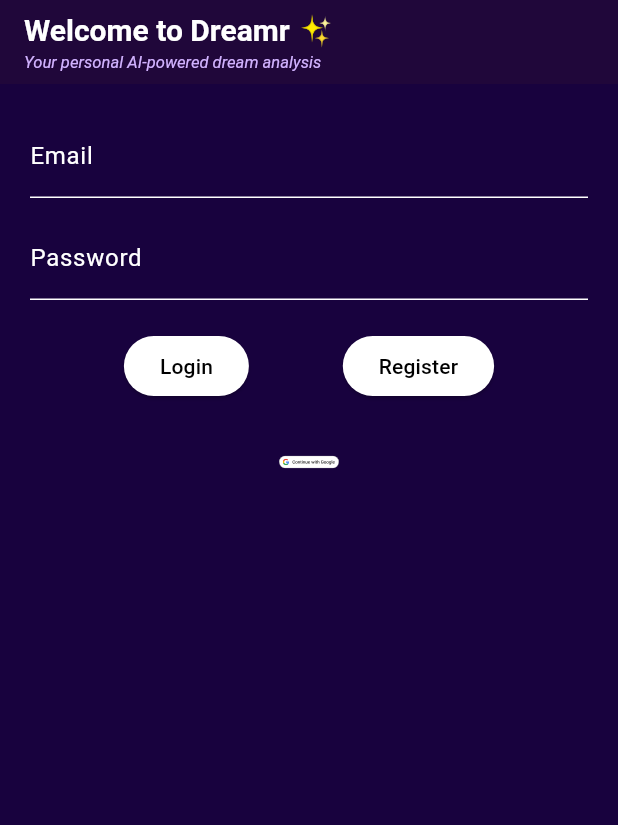
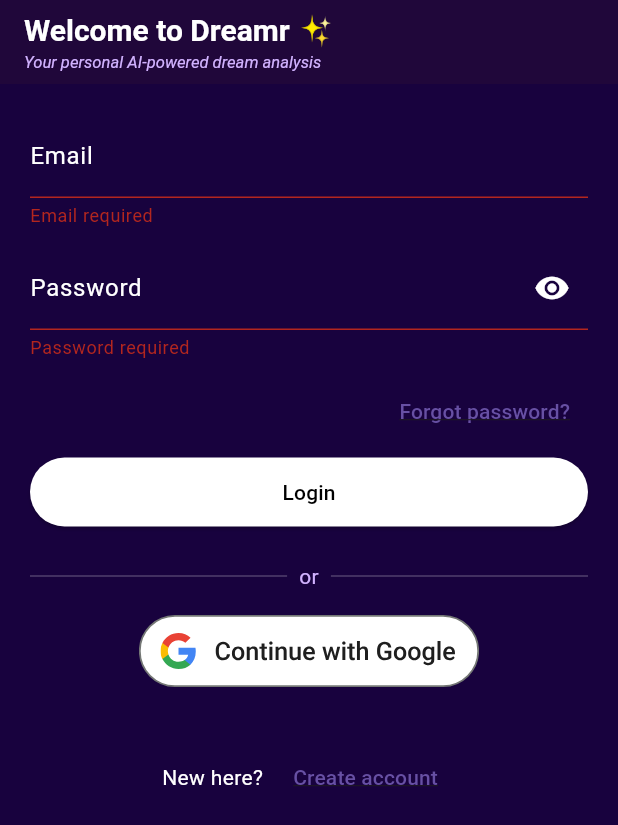
Before and after one commit to mikekuriger/dart-dreamr, a Flutter app: the screen it shows after launch, after a tap on "Login", on a phone screen of 412 x 824 dp. Shown: the top 825 px of the screen. Run offline on Flutter 3.47's test engine with Material 3 defaults, Android fonts, the phone set to English and light mode, and no system bars; our stand-ins replace cached_network_image, cookie_jar, dio, dio_cookie_manager, flutter_markdown, flutter_secure_storage and 6 more; accounts and stored records are empty.

Commit message:
redid login screen

```diff
--- a/dreamr/lib/screens/login_screen.dart
+++ b/dreamr/lib/screens/login_screen.dart
@@ -1,15 +1,14 @@
 // screens/login_screen.dart
+import 'package:flutter/material.dart';
+import 'package:flutter_svg/flutter_svg.dart';
+import 'package:shared_preferences/shared_preferences.dart';
+import 'package:flutter_secure_storage/flutter_secure_storage.dart';
+
 import 'package:dreamr/widgets/main_scaffold.dart';
-import 'package:flutter/material.dart';
 import 'package:dreamr/services/api_service.dart';
 import 'package:dreamr/theme/colors.dart';
-import 'package:flutter_secure_storage/flutter_secure_storage.dart';
 import 'package:google_sign_in/google_sign_in.dart';
-import 'package:flutter_svg/flutter_svg.dart';
-import 'package:shared_preferences/shared_preferences.dart';
 import 'package:dreamr/constants.dart';
-
-
 class LoginScreen extends StatefulWidget {
   const LoginScreen({super.key});
 
@@ -18,142 +17,187 @@ class LoginScreen extends StatefulWidget {
 }
 
 class _LoginScreenState extends State<LoginScreen> {
-  final TextEditingController _emailController = TextEditingController();
-  final TextEditingController _passwordController = TextEditingController();
-  // ignore: unused_field
-  String _errorMessage = '';
+  // --- controllers / state ---
+  final _formKey = GlobalKey<FormState>();
+  final _emailCtl = TextEditingController();
+  final _pwCtl = TextEditingController();
+  final _secure = const FlutterSecureStorage();
+
   bool _loading = false;
+  bool _obscure = true;
+  String? _error;
 
+  // Google sign-in
   final GoogleSignIn _googleSignIn = GoogleSignIn(
     scopes: ['email', 'profile'],
     serverClientId: kWebClientId,
   );
 
-
-  Future<void> _handleGoogleLogin() async {
-  try {
-    debugPrint('GS: starting signIn');
-    final account = await _googleSignIn.signIn();
-    if (account == null) {
-      debugPrint('GS: cancelled by user');
-      setState(() => _errorMessage = "Login cancelled");
-      return;
-    }
-    debugPrint('GS: account=${account.email}');
-
-    final auth = await account.authentication;
-    final hasIdToken = auth.idToken != null && auth.idToken!.isNotEmpty;
-    debugPrint('GS: idToken? $hasIdToken');
-
-    if (!hasIdToken) {
-      setState(() => _errorMessage = "Google authentication failed (no token)");
-      return;
+  @override
+  void dispose() {
+    _emailCtl.dispose();
+    _pwCtl.dispose();
+    super.dispose();
   }
 
-    // Call your backend
+  // ===== Email login =====
+  Future<void> _handleEmailLogin() async {
+    if (_loading) return;
+    final ok = _formKey.currentState?.validate() ?? false;
+    if (!ok) return;
+
+    setState(() {
+      _loading = true;
+      _error = null;
+    });
+
     try {
-      debugPrint('GS: calling backend /api/google_login');
-      await ApiService.googleLogin(auth.idToken!);
-      debugPrint('GS: backend OK');
-    } catch (e) {
-      debugPrint('GS: backend FAIL $e');
-      setState(() => _errorMessage = "Backend login failed");
-      return;
+      final email = _emailCtl.text.trim();
+      final password = _pwCtl.text;
+
+      final user = await ApiService.login(email, password);
+
+      await _secure.write(key: 'login_method', value: 'password');
+      await _secure.write(key: 'email', value: email);
+      await _secure.write(key: 'password', value: password);
+
+      final prefs = await SharedPreferences.getInstance();
+      await prefs.setBool('loggedIn', true);
+      if (user['id'] is int) {
+        await prefs.setInt('userId', user['id']);
       }
-
-    // Persist login method (your existing code)
-    final storage = FlutterSecureStorage();
-    await storage.write(key: 'login_method', value: 'google');
 
       if (!mounted) return;
       Navigator.pushReplacement(
         context,
-      MaterialPageRoute(builder: (context) => const MainScaffold(initialIndex: 1)),
+        MaterialPageRoute(builder: (_) => const MainScaffold(initialIndex: 1)),
       );
     } catch (e) {
-    debugPrint('GS: unexpected error $e');
+      final msg = e.toString().replaceFirst('Exception: ', '');
+      setState(() => _error = msg);
       if (mounted) {
-      setState(() => _errorMessage = "Google login failed");
+        ScaffoldMessenger.of(context).showSnackBar(
+          SnackBar(content: Text(msg), behavior: SnackBarBehavior.floating),
+        );
       }
+    } finally {
+      if (mounted) setState(() => _loading = false);
     }
   }
 
-
-  Future<void> _handleLogin() async {
-    final email = _emailController.text.trim();
-    final password = _passwordController.text;
-
+  // ===== Google login =====
+  Future<void> _handleGoogleLogin() async {
+    if (_loading) return;
     setState(() {
       _loading = true;
-      _errorMessage = '';
+      _error = null;
     });
 
     try {
-      final user = await ApiService.login(email, password);
+      final account = await _googleSignIn.signIn();
+      if (account == null) {
+        setState(() => _error = 'Google sign-in cancelled');
+        return;
+      }
+      final auth = await account.authentication;
+      final token = auth.idToken;
+      if (token == null || token.isEmpty) {
+        setState(() => _error = 'Google authentication failed (no token)');
+        return;
+      }
 
-      // 🔐 Save session state to SharedPreferences
-      final prefs = await SharedPreferences.getInstance();
-      await prefs.setBool('loggedIn', true);
-      await prefs.setInt('userId', user['id']);
+      await ApiService.googleLogin(token);
+
+      await _secure.write(key: 'login_method', value: 'google');
+      // optional: clear any old email/password so you don't accidentally try both paths later
+      await _secure.delete(key: 'email');
+      await _secure.delete(key: 'password');
+
 
       if (!mounted) return;
       Navigator.pushReplacement(
         context,
-        MaterialPageRoute(builder: (context) => const MainScaffold(initialIndex: 1)),
+        MaterialPageRoute(builder: (_) => const MainScaffold(initialIndex: 1)),
       );
     } catch (e) {
-      setState(() {
-        _errorMessage = "Invalid login";
-      });
+      final msg = e.toString().replaceFirst('Exception: ', '');
+      setState(() => _error = msg.isEmpty ? 'Google login failed' : msg);
     } finally {
-      if (mounted) {
-        setState(() {
-          _loading = false;
-        });
+      if (mounted) setState(() => _loading = false);
     }
   }
+
+  // ===== Validators =====
+  String? _validateEmail(String? v) {
+    final s = v?.trim() ?? '';
+    if (s.isEmpty) return 'Email required';
+    if (!RegExp(r'^[^@]+@[^@]+\.[^@]+$').hasMatch(s)) return 'Invalid email';
+    return null;
+  }
+
+  String? _validatePassword(String? v) {
+    if ((v ?? '').isEmpty) return 'Password required';
+    return null;
   }
 
   @override
   Widget build(BuildContext context) {
+    final subtle = const Color(0xFFD1B2FF);
+
     return Scaffold(
       appBar: AppBar(
-        backgroundColor: AppColors.purple950, // use your darkest shade
+        backgroundColor: AppColors.purple950,
         elevation: 4,
         title: Column(
           crossAxisAlignment: CrossAxisAlignment.start,
           children: const [
             Text(
               "Welcome to Dreamr ✨",
-              style: TextStyle(
-                fontSize: 20,
-                fontWeight: FontWeight.bold,
-                color: Colors.white,
-              ),
+              style: TextStyle(fontSize: 20, fontWeight: FontWeight.bold, color: Colors.white),
             ),
             SizedBox(height: 2),
             Text(
               "Your personal AI-powered dream analysis",
-              style: TextStyle(
-                fontSize: 11,
-                fontStyle: FontStyle.italic,
-                color: Color(0xFFD1B2FF), // soft lavender/purple for subtext
-              ),
+              style: TextStyle(fontSize: 11, fontStyle: FontStyle.italic, color: Color(0xFFD1B2FF)),
             ),
           ],
         ),
       ),
+      body: SafeArea(
+        child: GestureDetector(
+          onTap: () => FocusScope.of(context).unfocus(),
+          child: ListView(
+            padding: const EdgeInsets.all(20),
+            children: [
+              if (_error != null)
+                Container(
+                  padding: const EdgeInsets.all(12),
+                  margin: const EdgeInsets.only(bottom: 12),
+                  decoration: BoxDecoration(
+                    color: Colors.red.withOpacity(0.15),
+                    border: Border.all(color: Colors.red.withOpacity(0.35)),
+                    borderRadius: BorderRadius.circular(8),
+                  ),
+                  child: Text(
+                    _error!,
+                    style: const TextStyle(color: Colors.red, fontWeight: FontWeight.w600),
+                  ),
+                ),
 
-      body: Padding(
-        padding: const EdgeInsets.all(20),
+              // ===== Login form (prominent) =====
+              Form(
+                key: _formKey,
                 child: Column(
                   children: [
-            TextField(
-              controller: _emailController,
+                    TextFormField(
+                      controller: _emailCtl,
+                      keyboardType: TextInputType.emailAddress,
+                      textInputAction: TextInputAction.next,
                       style: const TextStyle(color: Colors.white),
+                      validator: _validateEmail,
                       decoration: const InputDecoration(
-                labelText: "Email",
-                labelStyle: TextStyle(color: Colors.white), // Label
+                        labelText: 'Email',
+                        labelStyle: TextStyle(color: Colors.white),
                         enabledBorder: UnderlineInputBorder(
                           borderSide: BorderSide(color: Colors.white),
                         ),
@@ -163,75 +207,128 @@ class _LoginScreenState extends State<LoginScreen> {
                       ),
                     ),
                     const SizedBox(height: 12),
-            TextField(
-              controller: _passwordController,
+                    TextFormField(
+                      controller: _pwCtl,
+                      obscureText: _obscure,
+                      textInputAction: TextInputAction.done,
+                      onFieldSubmitted: (_) => _handleEmailLogin(),
                       style: const TextStyle(color: Colors.white),
-              decoration: const InputDecoration(
-                labelText: "Password",
-                labelStyle: TextStyle(color: Colors.white), // Label
-                enabledBorder: UnderlineInputBorder(
+                      validator: _validatePassword,
+                      decoration: InputDecoration(
+                        labelText: 'Password',
+                        labelStyle: const TextStyle(color: Colors.white),
+                        enabledBorder: const UnderlineInputBorder(
                           borderSide: BorderSide(color: Colors.white),
                         ),
-                focusedBorder: UnderlineInputBorder(
+                        focusedBorder: const UnderlineInputBorder(
                           borderSide: BorderSide(color: Colors.white),
                         ),
+                        suffixIcon: IconButton(
+                          onPressed: () => setState(() => _obscure = !_obscure),
+                          icon: Icon(_obscure ? Icons.visibility : Icons.visibility_off, color: Colors.white),
+                          tooltip: _obscure ? 'Show password' : 'Hide password',
                         ),
-              obscureText: true,
                       ),
-            const SizedBox(height: 20),
-
-    // login button
-            // ElevatedButton(
-            //   onPressed: _loading ? null : _handleLogin,
-            //   child: _loading
-            //       ? const CircularProgressIndicator()
-            //       : const Text("Login"),
-            // ),
-
-            Row(
-              mainAxisAlignment: MainAxisAlignment.spaceEvenly,
-              children: [
-                ElevatedButton(
-                  style: ElevatedButton.styleFrom(
-                    foregroundColor: Colors.black, // 🟢 text/icon color
-                    backgroundColor: Colors.white, // optional, in case you want white button
                     ),
-                  onPressed: _loading ? null : _handleLogin,
-                  child: _loading
-                      ? const SizedBox(
-                          width: 20,
-                          height: 20,
-                          child: CircularProgressIndicator(strokeWidth: 2),
-                        )
-                      : const Text("Login"),
+                    const SizedBox(height: 10),
+                    Align(
+                      alignment: Alignment.centerRight,
+                      child: TextButton(
+                        onPressed: _loading ? null : () => Navigator.pushNamed(context, '/forgot-password'),
+                        child: const Text(
+                          'Forgot password?',
+                          style: TextStyle(decoration: TextDecoration.underline),
                         ),
-                ElevatedButton(
+                      ),
+                    ),
+                    const SizedBox(height: 6),
+                    SizedBox(
+                      width: double.infinity,
+                      child: ElevatedButton(
                         style: ElevatedButton.styleFrom(
                           foregroundColor: Colors.black,
                           backgroundColor: Colors.white,
+                          minimumSize: const Size.fromHeight(46),
                         ),
-                  onPressed: () {
-                    Navigator.pushNamed(context, '/register');
-                  },
-                  child: const Text("Register"),
-                ),
-              ],
-            ),
-
-
-    // google login
-            const SizedBox(height: 20),
-            GestureDetector(
-              onTap: _handleGoogleLogin,
-              child: SvgPicture.asset(
-                'assets/images/google_logo.svg',
-                width: 40,
-                height: 40,
+                        onPressed: _loading ? null : _handleEmailLogin,
+                        child: _loading
+                            ? const SizedBox(width: 20, height: 20, child: CircularProgressIndicator(strokeWidth: 2))
+                            : const Text("Login"),
                       ),
                     ),
                   ],
                 ),
               ),
+
+              const SizedBox(height: 22),
+
+              // ===== Divider: or continue with =====
+              Row(
+                children: [
+                  Expanded(child: Divider(color: Colors.white24)),
+                  const SizedBox(width: 8),
+                  Text('or', style: TextStyle(color: subtle)),
+                  const SizedBox(width: 8),
+                  Expanded(child: Divider(color: Colors.white24)),
+                ],
+              ),
+
+              const SizedBox(height: 16),
+
+              // ===== Social logins =====
+              Center(
+                child: Column(
+                  children: [
+                    // Google (your SVG image, clickable)
+                    GestureDetector(
+                      onTap: _loading ? null : _handleGoogleLogin,
+                      child: SvgPicture.asset(
+                        'assets/images/google_logo.svg',
+                        height: 48,
+                        fit: BoxFit.contain,
+                      ),
+                    ),
+                    const SizedBox(height: 12),
+                    // Apple placeholder (disabled for now)
+                    // Opacity(
+                    //   opacity: 0.4,
+                    //   child: OutlinedButton(
+                    //     onPressed: null, // disabled
+                    //     style: OutlinedButton.styleFrom(
+                    //       foregroundColor: Colors.white,
+                    //       side: const BorderSide(color: Colors.white54),
+                    //       minimumSize: const Size(220, 44),
+                    //     ),
+                    //     child: const Text("Continue with Apple (coming soon)"),
+                    //   ),
+                    // ),
+                  ],
+                ),
+              ),
+
+              const SizedBox(height: 24),
+
+              // ===== Register prompt (prominent) =====
+              Center(
+                child: Wrap(
+                  crossAxisAlignment: WrapCrossAlignment.center,
+                  children: [
+                    const Text('New here?', style: TextStyle(color: Colors.white)),
+                    const SizedBox(width: 8),
+                    TextButton(
+                      onPressed: () => Navigator.pushNamed(context, '/register'),
+                      child: const Text(
+                        'Create account',
+                        style: TextStyle(decoration: TextDecoration.underline),
+                      ),
+                    ),
+                  ],
+                ),
+              ),
+            ],
+          ),
+        ),
+      ),
     );
   }
 }
```
Lines whose indentation alone changed are shown as unchanged.
